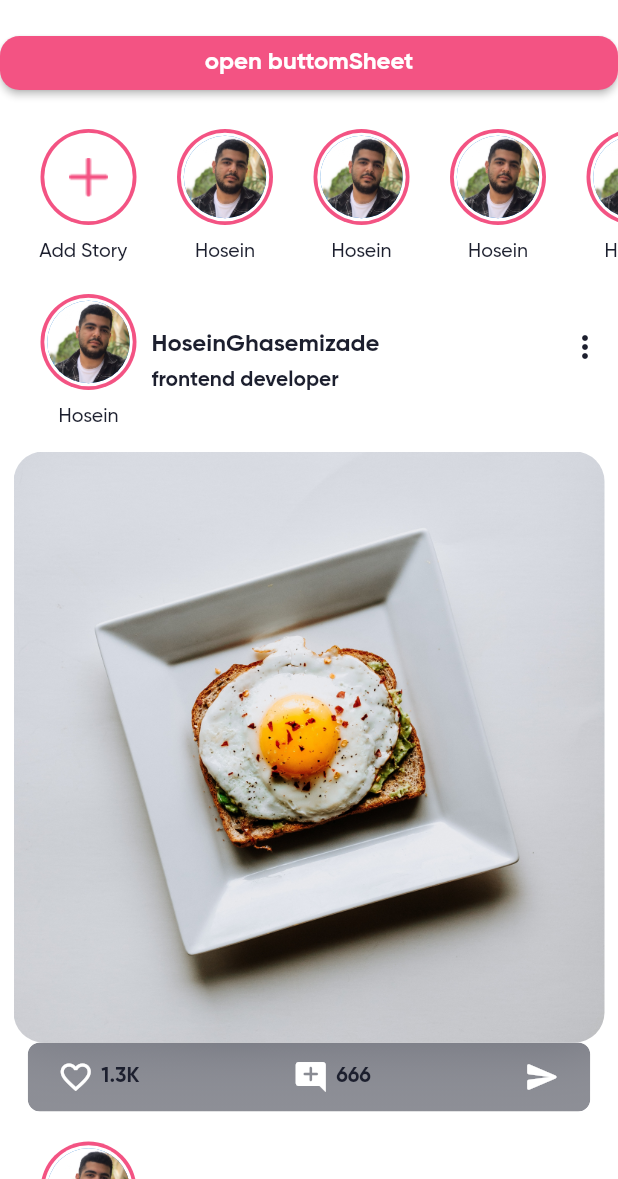
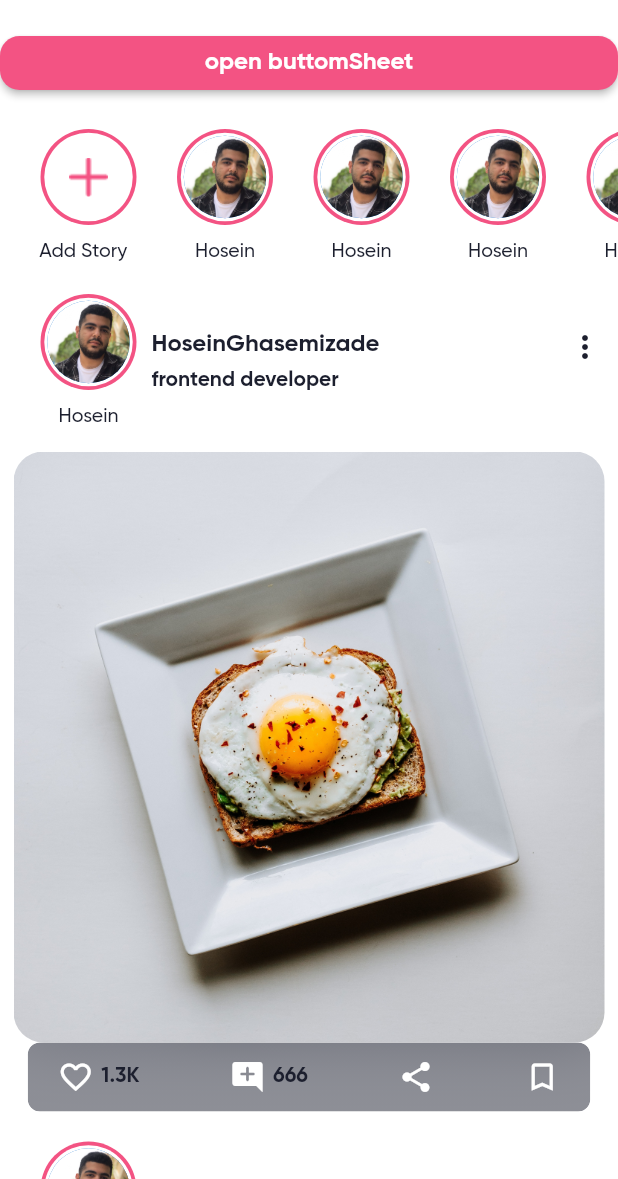
Before and after one commit to ghasemizade/instagram_clone, a Flutter app: the homePage screen opened directly, on a phone screen of 412 x 824 dp, the part 57-1236 px from its top. Run offline on Flutter 3.47's test engine with Material 2 defaults, Android fonts, the phone set to English and light mode, and no system bars.

Commit message:
home screen update icon

```diff
--- a/instagram/lib/screens/home_screen.dart
+++ b/instagram/lib/screens/home_screen.dart
@@ -302,14 +302,17 @@ class _getPost extends StatelessWidget {
                               //       AssetImage('assets/Images/icon_share.png'),
                               // ),
                               Icon(
-                                Icons.send_rounded,
+                                Icons.share,
                                 color: Colors.white,
                               ),
                               // Image(
                               //   image:
                               //       AssetImage('assets/Images/icon_save.png'),
                               // ),
-                              // Icon(Icons.)
+                              Icon(
+                                Icons.bookmark_border,
+                                color: Colors.white,
+                              )
                             ],
                           ),
                         ),
```
